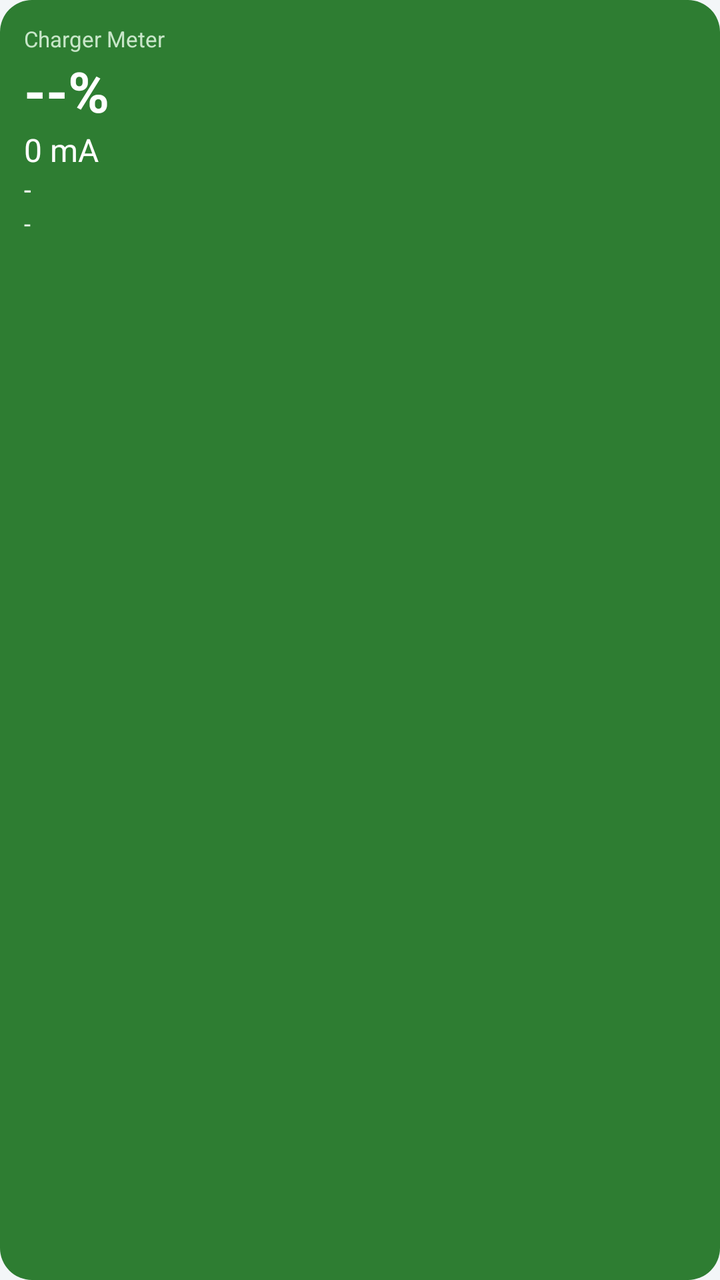
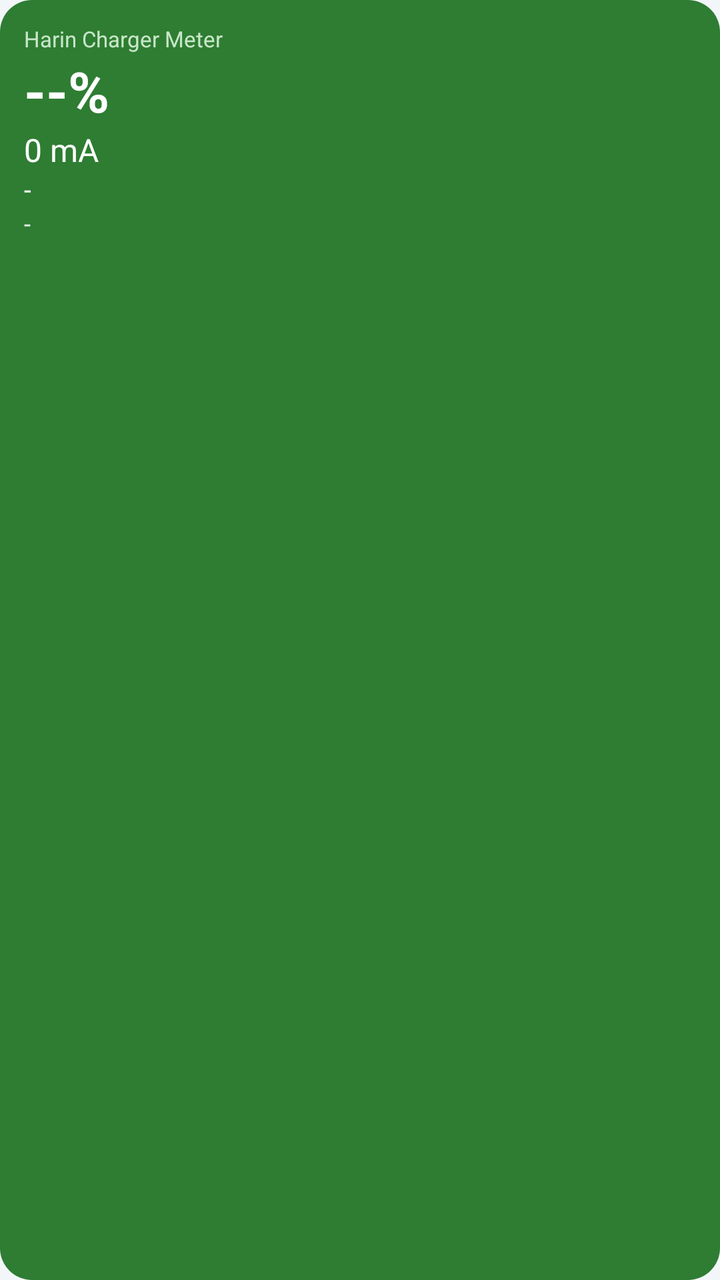

Two renders of the same Android screen: before a commit and after it. Below are the layout's source before the change and the commit's diff.
<!-- AndroidManifest.xml: application theme Theme.ChargerMeter -->
<!-- res/layout/widget_baterai.xml -->
<?xml version="1.0" encoding="utf-8"?>
<LinearLayout xmlns:android="http://schemas.android.com/apk/res/android"
    android:id="@+id/wRoot"
    android:layout_width="match_parent"
    android:layout_height="match_parent"
    android:background="@drawable/bg_widget"
    android:orientation="vertical"
    android:padding="12dp">

    <TextView
        android:layout_width="wrap_content"
        android:layout_height="wrap_content"
        android:text="Charger Meter"
        android:textColor="#C8E6C9"
        android:textSize="11sp" />

    <TextView
        android:id="@+id/wPersen"
        android:layout_width="wrap_content"
        android:layout_height="wrap_content"
        android:text="--%"
        android:textColor="#FFFFFF"
        android:textSize="28sp"
        android:textStyle="bold" />

    <TextView
        android:id="@+id/wArus"
        android:layout_width="wrap_content"
        android:layout_height="wrap_content"
        android:text="0 mA"
        android:textColor="#FFFFFF"
        android:textSize="16sp" />

    <TextView
        android:id="@+id/wStatus"
        android:layout_width="wrap_content"
        android:layout_height="wrap_content"
        android:text="-"
        android:textColor="#FFFFFF"
        android:textSize="13sp" />

    <TextView
        android:id="@+id/wDetail"
        android:layout_width="wrap_content"
        android:layout_height="wrap_content"
        android:text="-"
        android:textColor="#E8F5E9"
        android:textSize="12sp" />
</LinearLayout>
<!-- resources referenced by this layout -->
<resources>
  <!-- drawable bg_widget (drawable) -->
  <?xml version="1.0" encoding="utf-8"?>
  <shape xmlns:android="http://schemas.android.com/apk/res/android"
      android:shape="rectangle">
      <solid android:color="#2E7D32" />
      <corners android:radius="16dp" />
  </shape>
  <style name="Theme.ChargerMeter" parent="android:Theme.Material.Light.NoActionBar">
          <item name="android:statusBarColor">#1B5E20</item>
          <item name="android:windowBackground">#F3F6F8</item>
      </style>
</resources>

<!-- the commit's change to res/layout/widget_baterai.xml (unified diff, before → after) -->
@@ -10,7 +10,7 @@
     <TextView
         android:layout_width="wrap_content"
         android:layout_height="wrap_content"
-        android:text="Charger Meter"
+        android:text="Harin Charger Meter"
         android:textColor="#C8E6C9"
         android:textSize="11sp" />
 
